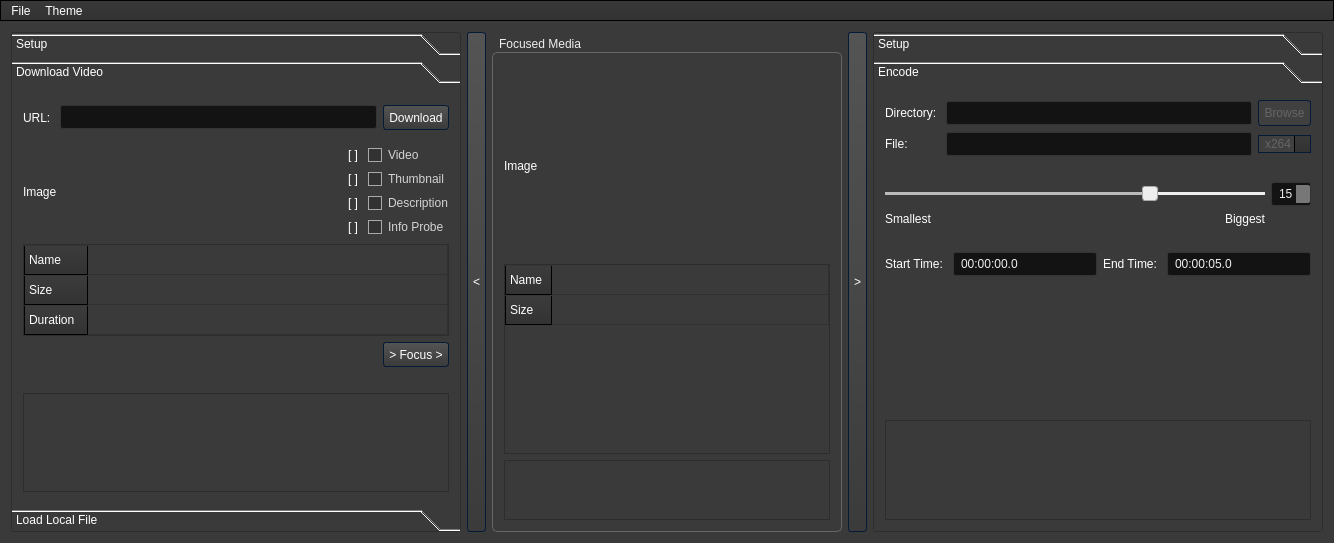
This is Download_and_Clip.ui in Chrscool8/ClipEZ-aka-Download-and-Clip as Qt 5 draws it before an edit. The edited form follows.
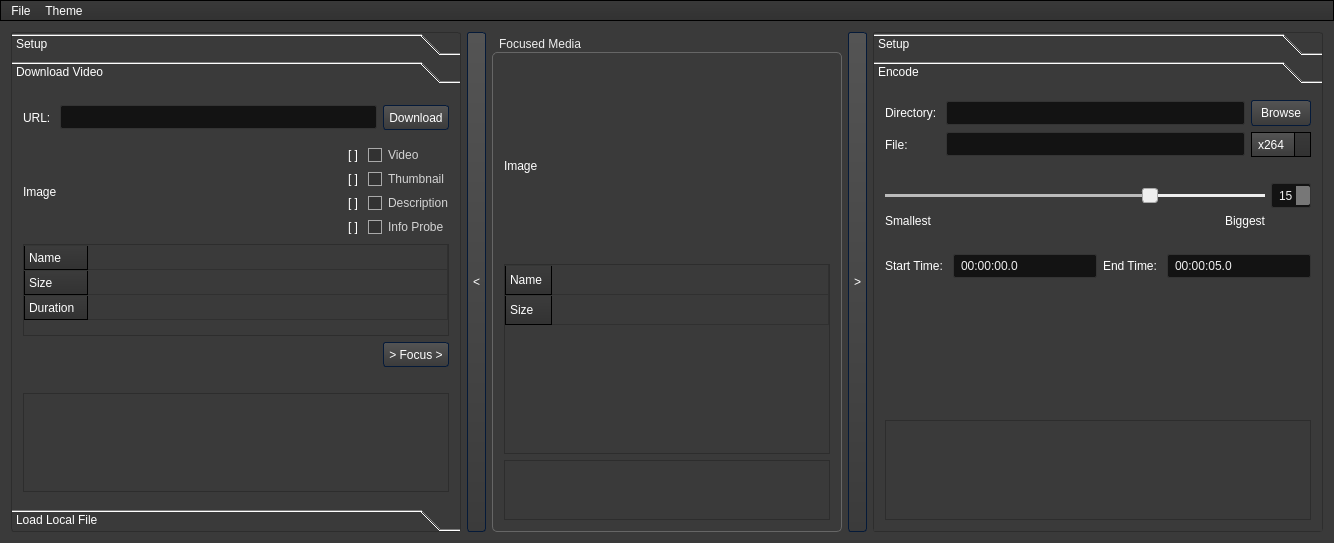
This is the edited form. The open tabs and pages were chosen to show the change. Icons and pictures are not drawn.

Diff of the .ui file:
```diff
--- a/Download_and_Clip.ui
+++ b/Download_and_Clip.ui
@@ -1573,6 +1573,9 @@
           <property name="alternatingRowColors">
            <bool>false</bool>
           </property>
+          <property name="cornerButtonEnabled">
+           <bool>false</bool>
+          </property>
           <attribute name="horizontalHeaderVisible">
            <bool>false</bool>
           </attribute>
@@ -1582,6 +1585,15 @@
           <attribute name="horizontalHeaderStretchLastSection">
            <bool>true</bool>
           </attribute>
+          <attribute name="verticalHeaderCascadingSectionResizes">
+           <bool>false</bool>
+          </attribute>
+          <attribute name="verticalHeaderMinimumSectionSize">
+           <number>25</number>
+          </attribute>
+          <attribute name="verticalHeaderDefaultSectionSize">
+           <number>25</number>
+          </attribute>
           <attribute name="verticalHeaderHighlightSections">
            <bool>false</bool>
           </attribute>
@@ -1922,7 +1934,7 @@
     <item>
      <widget class="QToolBox" name="export_toolbox">
       <property name="enabled">
-       <bool>false</bool>
+       <bool>true</bool>
       </property>
       <property name="minimumSize">
        <size>
@@ -2022,8 +2034,8 @@
         <rect>
          <x>0</x>
          <y>0</y>
-         <width>226</width>
-         <height>294</height>
+         <width>448</width>
+         <height>444</height>
         </rect>
        </property>
        <attribute name="label">
@@ -2115,6 +2127,12 @@
             <property name="enabled">
              <bool>false</bool>
             </property>
+            <property name="minimumSize">
+             <size>
+              <width>0</width>
+              <height>25</height>
+             </size>
+            </property>
             <property name="maximumSize">
              <size>
               <width>40</width>
@@ -2213,6 +2231,12 @@
         </item>
         <item row="1" column="2">
          <widget class="QComboBox" name="encode_combo">
+          <property name="minimumSize">
+           <size>
+            <width>60</width>
+            <height>25</height>
+           </size>
+          </property>
           <item>
            <property name="text">
             <string>x264</string>
```
Left out of the diff: 16 changed lines with no effect on the pictures.
